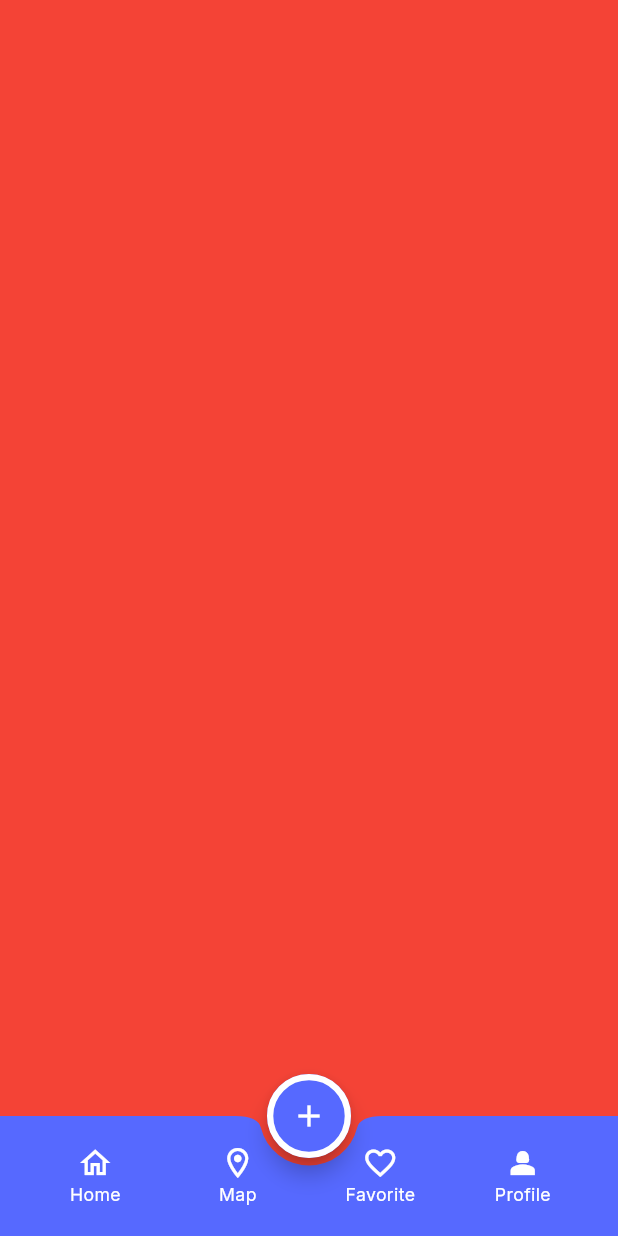
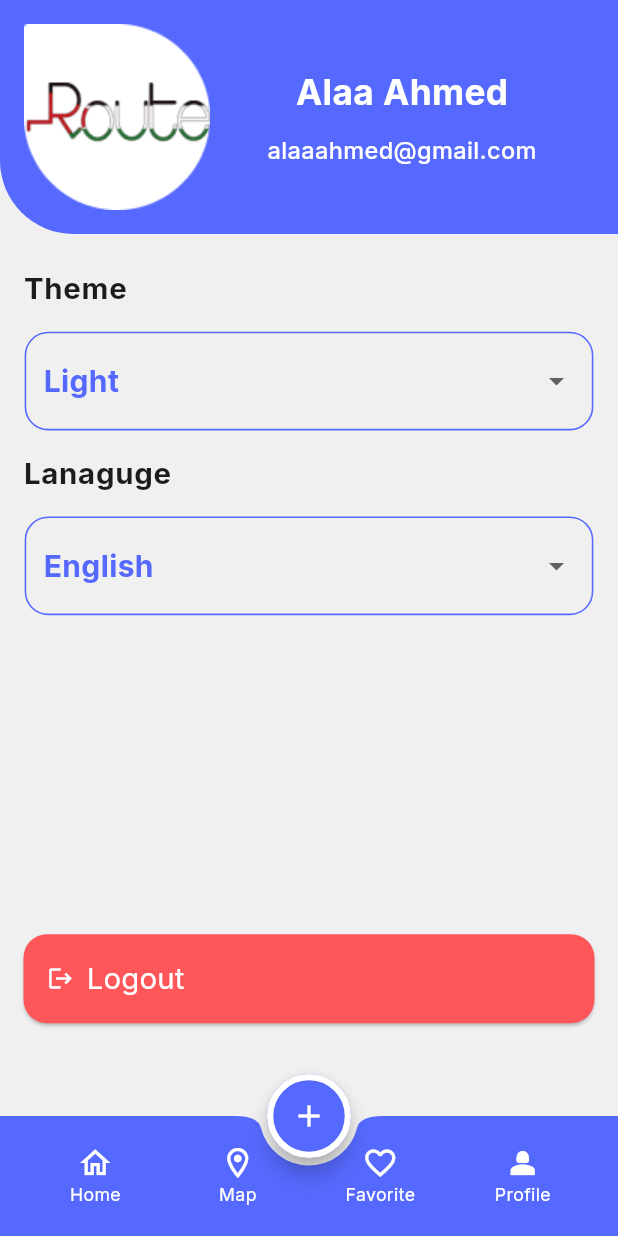
Before and after one commit to AlaaAlprol2003/Event_planning_app-flutter, a Flutter app: the screen it shows after launch, item 4 of the bottom bar chosen, on a phone screen of 412 x 824 dp. Run offline on Flutter 3.47's test engine with Material 3 defaults, Android fonts, the phone set to English and light mode, and no system bars; our stand-ins replace flutter_screenutil, google_fonts.

Commit message:
- Finished profile fregment UI.

```diff
--- a/lib/config/theme/theme_manager.dart
+++ b/lib/config/theme/theme_manager.dart
@@ -17,11 +17,7 @@ class ThemeManager {
       centerTitle: true,
       iconTheme: IconThemeData(color: ColorsManager.blue),
     ),
-    colorScheme: ColorScheme.fromSeed(
-      seedColor: ColorsManager.grey,
-      onPrimary: ColorsManager.grey,
-      onSecondary: ColorsManager.black1c,
-    ),
+
     bottomNavigationBarTheme: BottomNavigationBarThemeData(
       backgroundColor: Colors.transparent,
       elevation: 0,
@@ -85,9 +81,7 @@ class ThemeManager {
         ),
       ),
     ),
-    iconTheme: IconThemeData(
-      color: ColorsManager.grey
-    ),
+    iconTheme: IconThemeData(color: ColorsManager.grey),
     textTheme: TextTheme(
       bodySmall: GoogleFonts.inter(
         fontSize: 16,
@@ -124,7 +118,11 @@ class ThemeManager {
         fontWeight: FontWeight.w500,
         color: ColorsManager.grey,
       ),
-
+      labelMedium: GoogleFonts.inter(
+        fontSize: 20.sp,
+        fontWeight: FontWeight.bold,
+        color: ColorsManager.black1c,
+      ),
     ),
     outlinedButtonTheme: OutlinedButtonThemeData(
       style: OutlinedButton.styleFrom(
--- a/lib/core/resources/assets_manager.dart
+++ b/lib/core/resources/assets_manager.dart
@@ -11,4 +11,5 @@ abstract class ImageAssets {
   static const String meeting = "$base/meeting_event.png";
   static const String sport = "$base/sport_event.png";
   static const String workShop = "$base/workshop_event.png";
+  static const String profileImage = "$base/profile_image.png";
 }
--- a/lib/features/create_event/create_event.dart
+++ b/lib/features/create_event/create_event.dart
@@ -99,7 +99,9 @@ class _CreateEventState extends State<CreateEvent> {
                     style: Theme.of(context).textTheme.titleMedium,
                   ),
                   Spacer(),
-                  CustomTextButton(title: "Choose Date", onPressed: () {}),
+                  CustomTextButton(title: "Choose Date", onPressed: () {
+                    showDatePicker(context: context, firstDate: DateTime.now(), lastDate: DateTime.now().add(Duration(days: 365)));
+                  }),
                 ],
               ),
               SizedBox(height: 8.h),
@@ -115,7 +117,9 @@ class _CreateEventState extends State<CreateEvent> {
                     style: Theme.of(context).textTheme.titleMedium,
                   ),
                   Spacer(),
-                  CustomTextButton(title: "Choose Time", onPressed: () {}),
+                  CustomTextButton(title: "Choose Time", onPressed: () {
+                    showTimePicker(context: context, initialTime: TimeOfDay.now());
+                  }),
                 ],
               ),
               SizedBox(height: 16.h),
--- a/lib/features/main_layout/main_layout.dart
+++ b/lib/features/main_layout/main_layout.dart
@@ -38,6 +38,7 @@ class _MainLayoutState extends State<MainLayout> {
     return BottomAppBar(
       notchMargin: 5,
       child: BottomNavigationBar(
+
         selectedFontSize: 12.sp,
         unselectedFontSize: 12.sp,
         onTap: _onTap,
--- /dev/null
+++ b/lib/features/main_layout/profile/drop_down_menue_widget.dart
@@ -0,0 +1,52 @@
+import 'package:evently_app/core/resources/colors_manager.dart';
+import 'package:flutter/material.dart';
+import 'package:flutter_screenutil/flutter_screenutil.dart';
+import 'package:google_fonts/google_fonts.dart';
+
+class DropDownMenueWidget extends StatelessWidget {
+  const DropDownMenueWidget({super.key, required this.labelTitle, required this.selectedLabel, required this.menueItems});
+  final String labelTitle;
+  final String selectedLabel;
+  final List<String> menueItems;
+  @override
+  Widget build(BuildContext context) {
+    return Column(
+      crossAxisAlignment: CrossAxisAlignment.start,
+      children: [
+        Padding(
+          padding:  REdgeInsets.symmetric(horizontal: 16.0),
+          child: Text(
+            labelTitle,
+            style: Theme.of(context).textTheme.labelMedium
+          ),
+        ),
+        SizedBox(height: 16.h),
+
+        Container(
+          padding: REdgeInsets.symmetric(horizontal:  12.h,vertical: 8),
+          margin: REdgeInsets.symmetric(horizontal: 16.w),
+          decoration: BoxDecoration(
+          borderRadius: BorderRadius.circular(16.r),
+          border: Border.all(color: ColorsManager.blue,width: 1.w)
+        ),
+        child: Row(
+
+          children: [
+            Text(selectedLabel,style: GoogleFonts.inter(fontSize:20 ,fontWeight:FontWeight.bold ,color: ColorsManager.blue),),
+            Spacer(),
+            DropdownButton(
+              underline: Container(),
+
+              items: menueItems.map((item){
+                return DropdownMenuItem(
+                  value: item,
+                  child: Text(item));
+              }).toList(),
+               onChanged: (selected){})
+          ],
+        ),
+        ),
+      ],
+    );
+  }
+}
--- a/lib/features/main_layout/profile/profile_fregment.dart
+++ b/lib/features/main_layout/profile/profile_fregment.dart
@@ -1,12 +1,100 @@
+import 'package:evently_app/core/resources/assets_manager.dart';
+import 'package:evently_app/core/resources/colors_manager.dart';
+import 'package:evently_app/features/main_layout/profile/drop_down_menue_widget.dart';
 import 'package:flutter/material.dart';
+import 'package:flutter_screenutil/flutter_screenutil.dart';
+import 'package:google_fonts/google_fonts.dart';
 
 class ProfileFregment extends StatelessWidget {
   const ProfileFregment({super.key});
 
   @override
   Widget build(BuildContext context) {
-    return Container(
-      color: Colors.red,
+    return Column(
+      crossAxisAlignment: CrossAxisAlignment.stretch,
+      children: [
+        Container(
+          padding: EdgeInsets.symmetric(horizontal: 16, vertical: 16),
+
+          decoration: BoxDecoration(
+            color: ColorsManager.blue,
+            borderRadius: BorderRadius.only(bottomLeft: Radius.circular(50.r)),
+          ),
+          child: SafeArea(
+            bottom: false,
+            child: Row(
+              children: [
+                Image.asset(ImageAssets.profileImage),
+                Expanded(
+                  child: Column(
+                    children: [
+                      Text(
+                        "Alaa Ahmed",
+                        style: GoogleFonts.inter(
+                          fontSize: 24.sp,
+                          fontWeight: FontWeight.bold,
+                          color: ColorsManager.white,
+                        ),
+                      ),
+                      SizedBox(height: 10.h),
+                      Text(
+                        "alaaahmed@gmail.com",
+                        style: GoogleFonts.inter(
+                          fontSize: 16.sp,
+                          fontWeight: FontWeight.w500,
+                          color: ColorsManager.white,
+                        ),
+                      ),
+                    ],
+                  ),
+                ),
+              ],
+            ),
+          ),
+        ),
+        SizedBox(height: 24.h),
+        DropDownMenueWidget(
+          labelTitle: "Theme",
+          selectedLabel: "Light",
+          menueItems: ["Light", "Dark"],
+        ),
+        SizedBox(height: 16.h),
+        DropDownMenueWidget(
+          labelTitle: "Lanaguge",
+          selectedLabel: "English",
+          menueItems: ["English", "عربى"],
+        ),
+        Spacer(flex: 6,),
+        Padding(
+          padding: REdgeInsets.symmetric(horizontal: 16.0),
+          child: ElevatedButton(
+            style: ElevatedButton.styleFrom(
+              padding: REdgeInsets.all(16),
+              backgroundColor: ColorsManager.red,
+              foregroundColor: ColorsManager.white,
+              shape: RoundedRectangleBorder(
+                borderRadius: BorderRadius.circular(16.r),
+              ),
+              iconAlignment: IconAlignment.start,
+            ),
+            onPressed: () {},
+            child: Row(
+              children: [
+                Icon(Icons.logout),
+                SizedBox(width: 8.w),
+                Text(
+                  "Logout",
+                  style: GoogleFonts.inter(
+                    fontSize: 20.sp,
+                    fontWeight: FontWeight.w400,
+                  ),
+                ),
+              ],
+            ),
+          ),
+        ),
+        Spacer(flex: 4,)
+      ],
     );
   }
 }
```
Also changed, not shown: assets/images/2.0x/profile_image@2x.png (added), assets/images/3.0x/profile_image@3x.png (added), assets/images/profile_image.png (added).
